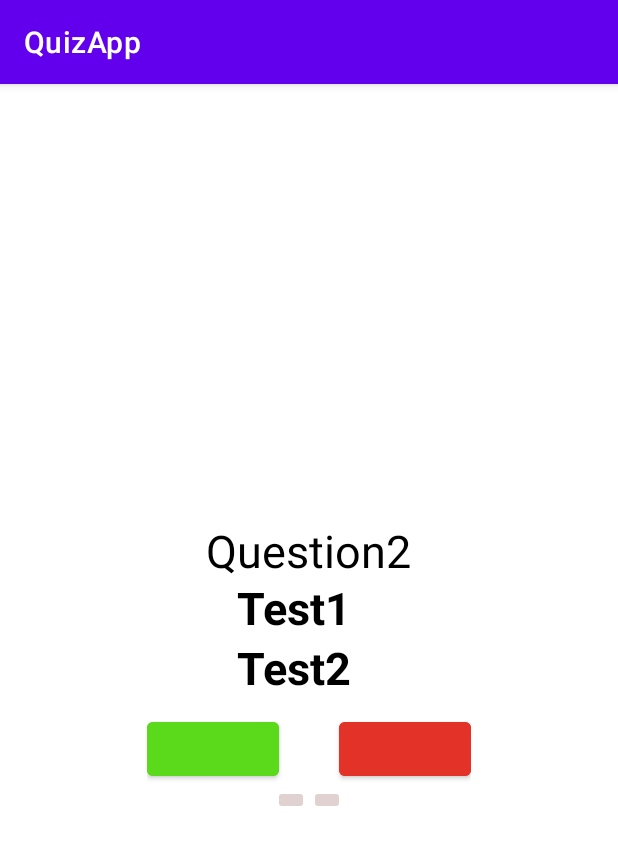
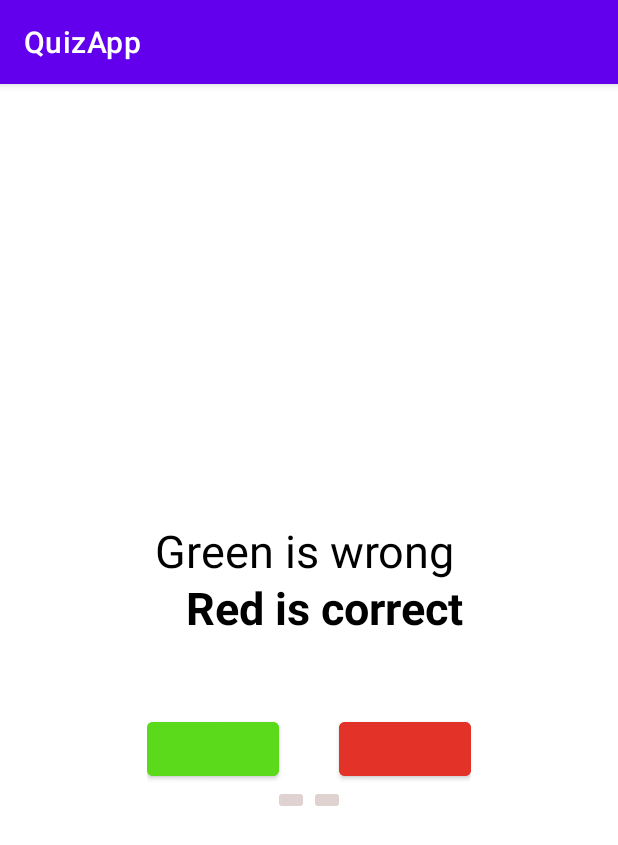
Before and after one commit to Harani1104/QuizApp, an Android app: the screen it shows after launch (MainActivity), after a tap on an icon or button, on a phone screen of 412 x 824 dp. Shown: the top 845 px of the screen. Run offline under Robolectric (Android 15) with nearby library versions, the phone set to English and light mode, and no system bars.

Commit message:
For base use

```diff
--- a/QuizApp/app/src/main/java/com/example/quizapp/MainActivity.java
+++ b/QuizApp/app/src/main/java/com/example/quizapp/MainActivity.java
@@ -104,9 +104,9 @@ public class MainActivity extends AppCompatActivity
                         if (correct > 3)
 
                             questionTextView.setText(
-                                    "CORRECTNESS IS " + correct
+                                    "Total correct answers: " + correct
                                             + " "
-                                            + "OUT OF 6");
+                                            + "out of 6");
                             // showing correctness
 
                     }
--- a/QuizApp/app/src/main/res/values/strings.xml
+++ b/QuizApp/app/src/main/res/values/strings.xml
@@ -7,15 +7,15 @@
     <string name="false_text">false</string>
     <string name="correct_answer">That\'s correct</string>
     <string name="wrong_answer">That\'s incorrect</string>
-    <string name="a">Question1</string>
-    <string name="b">Question2\n \t
-                     <b>Test1</b>\n \t
-                     <b>Test2</b></string>
+    <string name="a">This is true</string>
+    <string name="b">Green is wrong\n \t
+                     <b>Red is correct</b>\n \t
+                     </string>
     <string name="c">Do Question3\n \t
-                     <b>Test3</b></string>
-    <string name="d">Question4 <b>Test4</b></string>
-    <string name="e">Question5</string>
-    <string name="f">Question6</string>
+                     <b>Green is correct</b></string>
+    <string name="d">Question4 <b>Green is correct</b></string>
+    <string name="e">Green is correct</string>
+    <string name="f">Red is correct</string>
     <string name="next_text">next</string>
     <string name="prev_text">previous</string>
 
```
